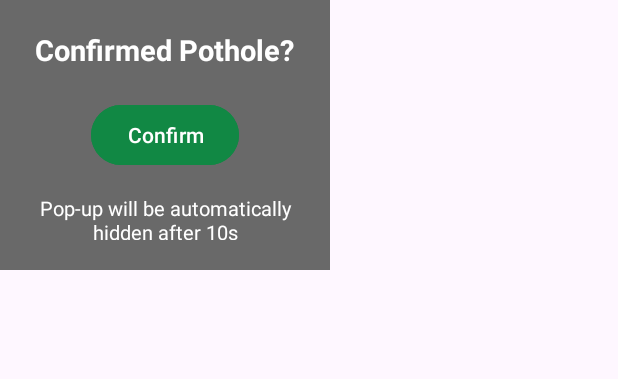
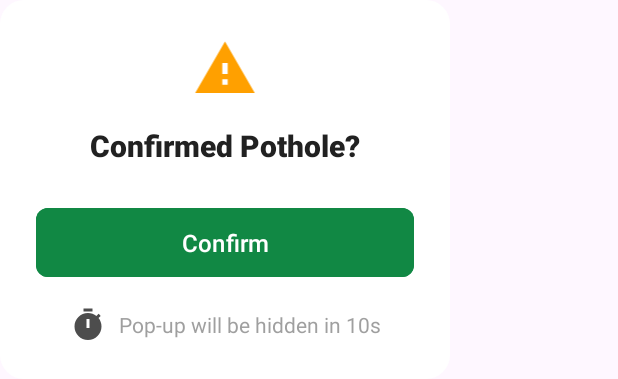
Before and after one commit to ThinhLam-git/FE_Potholes, an Android app: the layout popup_pothole.xml on its own in the app's theme, with its tools: preview values and no code run, on a phone screen of 412 x 824 dp. Shown: the top 379 px of the screen. Run offline under Robolectric (Android 15) with nearby library versions, the light colour scheme and no system bars.

```diff
--- /dev/null
+++ b/app/src/main/res/drawable/ic_timer.xml
@@ -0,0 +1,7 @@
+<vector xmlns:android="http://schemas.android.com/apk/res/android" android:height="24dp" android:tint="#000000" android:viewportHeight="24" android:viewportWidth="24" android:width="24dp">
+
+    <path android:fillColor="@android:color/white" android:pathData="M9,1h6v2h-6z"/>
+
+    <path android:fillColor="@android:color/white" android:pathData="M19.03,7.39l1.42,-1.42c-0.43,-0.51 -0.9,-0.99 -1.41,-1.41l-1.42,1.42C16.07,4.74 14.12,4 12,4c-4.97,0 -9,4.03 -9,9c0,4.97 4.02,9 9,9s9,-4.03 9,-9C21,10.88 20.26,8.93 19.03,7.39zM13,14h-2V8h2V14z"/>
+
+</vector>
--- /dev/null
+++ b/app/src/main/res/drawable/ic_warning.xml
@@ -0,0 +1,5 @@
+<vector xmlns:android="http://schemas.android.com/apk/res/android" android:height="24dp" android:tint="#000000" android:viewportHeight="24" android:viewportWidth="24" android:width="24dp">
+
+    <path android:fillColor="@android:color/white" android:pathData="M1,21h22L12,2 1,21zM13,18h-2v-2h2v2zM13,14h-2v-4h2v4z"/>
+
+</vector>
--- /dev/null
+++ b/app/src/main/res/drawable/popup_background.xml
@@ -0,0 +1,5 @@
+<?xml version="1.0" encoding="utf-8"?>
+<shape xmlns:android="http://schemas.android.com/apk/res/android">
+    <solid android:color="@color/white" />
+    <corners android:radius="16dp" />
+</shape>
--- a/app/src/main/res/layout/popup_pothole.xml
+++ b/app/src/main/res/layout/popup_pothole.xml
@@ -1,35 +1,59 @@
-<!-- res/layout/popup_pothole.xml -->
+<?xml version="1.0" encoding="utf-8"?>
 <LinearLayout xmlns:android="http://schemas.android.com/apk/res/android"
-    android:layout_width="220dp"
-    android:layout_height="180dp"
-    android:background="@color/dim_gray"
-    android:padding="20dp"
-    android:orientation="vertical">
+    xmlns:app="http://schemas.android.com/apk/res-auto"
+    android:layout_width="300dp"
+    android:layout_height="wrap_content"
+    android:background="@drawable/popup_background"
+    android:orientation="vertical"
+    android:padding="24dp">
+
+    <!-- Header Icon -->
+    <ImageView
+        android:layout_width="48dp"
+        android:layout_height="43dp"
+        android:layout_gravity="center"
+        android:layout_marginBottom="16dp"
+        android:src="@drawable/ic_warning"
+        app:tint="@color/warning_color" />
+
+    <!-- Title -->
     <TextView
         android:id="@+id/tv_message"
         android:layout_width="wrap_content"
         android:layout_height="wrap_content"
-        android:textSize="19dp"
         android:layout_gravity="center"
-        android:textStyle="bold"
+        android:fontFamily="sans-serif-medium"
         android:text="Confirmed Pothole?"
-        android:textColor="#FFFFFF"/>
-    <Button
-        android:layout_marginTop="20dp"
+        android:textColor="@color/text_primary"
+        android:textSize="20sp"
+        android:textStyle="bold" />
+
+    <!-- Confirmation Button -->
+    <com.google.android.material.button.MaterialButton
         android:id="@+id/btn_confirm"
+        android:layout_width="match_parent"
+        android:layout_height="wrap_content"
+        android:layout_marginTop="24dp"
+        android:layout_marginBottom="16dp"
+        android:backgroundTint="@color/primary_theme_color"
+        android:paddingVertical="12dp"
+        android:text="Confirm"
+        android:textAllCaps="false"
+        android:textSize="16sp"
+        app:cornerRadius="8dp"
+        app:elevation="2dp" />
+
+    <!-- Timer Text -->
+    <TextView
         android:layout_width="wrap_content"
         android:layout_height="wrap_content"
         android:layout_gravity="center"
-        android:backgroundTint="@color/primary_theme_color"
-        android:text="Confirm" />
-    <TextView
-        android:layout_width="wrap_content"
-        android:layout_height="wrap_content"
-        android:textColor="@color/white"
-        android:layout_marginTop="15dp"
+        android:alpha="0.7"
+        android:drawableStart="@drawable/ic_timer"
+        android:drawablePadding="8dp"
         android:gravity="center"
-        android:textSize="13dp"
-        android:layout_gravity="center"
-        android:text="Pop-up will be automatically hidden after 10s"
-        />
+        android:text="Pop-up will be hidden in 10s"
+        android:textColor="@color/text_secondary"
+        android:textSize="14sp" />
+
 </LinearLayout>
--- a/app/src/main/res/values/colors.xml
+++ b/app/src/main/res/values/colors.xml
@@ -11,6 +11,9 @@
     <color name="seashell">#FFF5EE</color>
     <color name="lavender_blush">#FFF0F5</color>
     <color name="papaya_whip">#FFEFD5</color>
+    <color name="text_primary">#212121</color>
+    <color name="text_secondary">#757575</color>
+    <color name="warning_color">#FFA000</color>
     <color name="blanched_almond">#FFEBCD</color>
     <color name="misty_rose">#FFE4E1</color>
     <color name="bisque">#FFE4C4</color>
```
